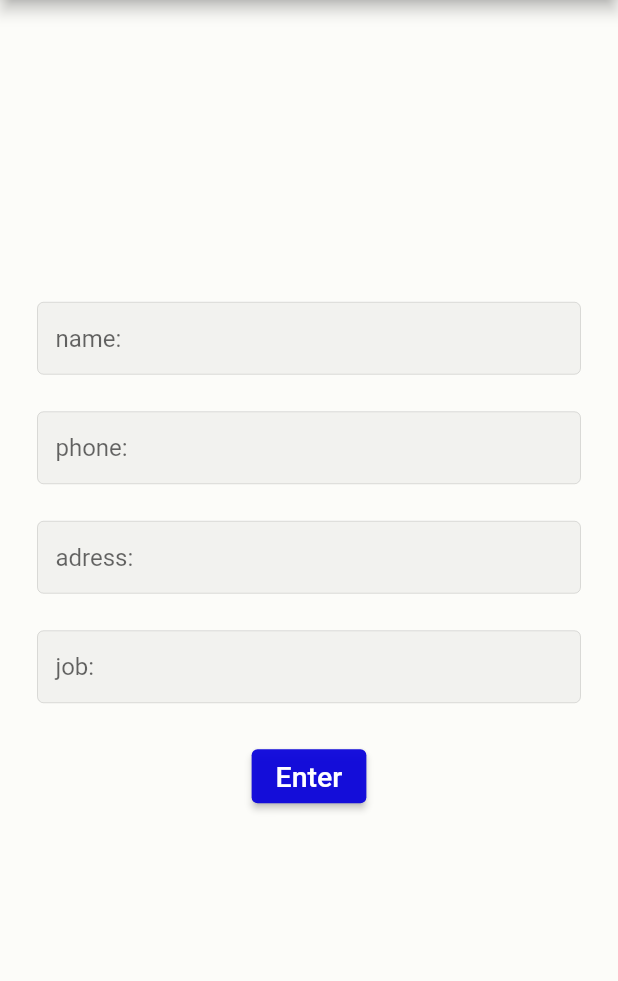
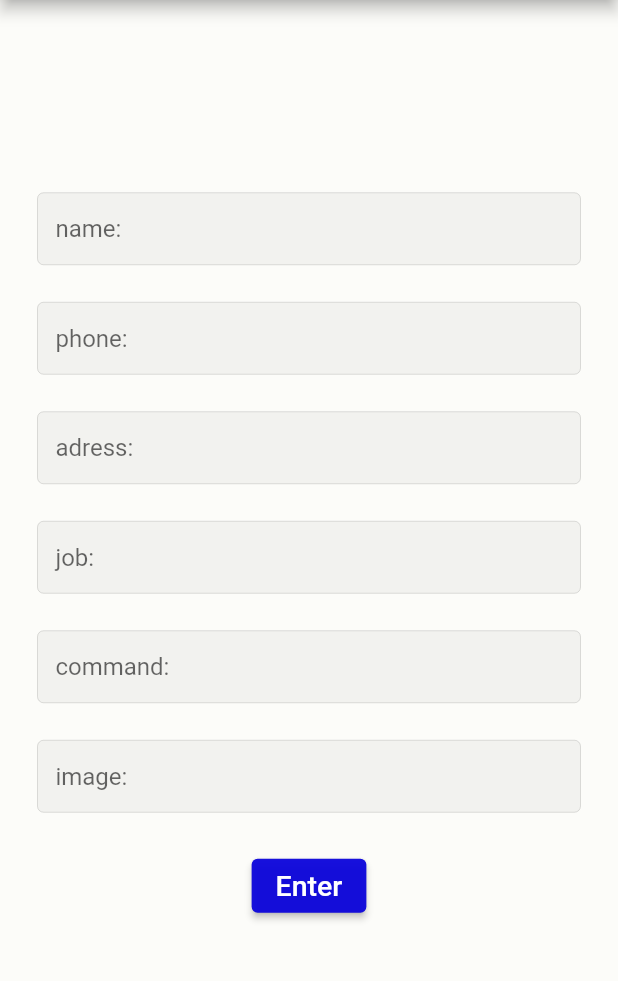
Before and after one commit to khhaki/atelier, a Flutter app: the detailcl screen opened directly, after a tap on "Enter", after a tap on the "add" icon, on a phone screen of 412 x 824 dp, the part 84-1065 px from its top. Run offline on Flutter 3.47's test engine with Material 2 defaults, Android fonts, the phone set to English and light mode, and no system bars; our stand-ins replace cloud_firestore, firebase_auth, firebase_core; accounts and stored records are empty.

Commit message:
complete client firebase path

```diff
--- a/lib/model/client.dart
+++ b/lib/model/client.dart
@@ -1,14 +1,17 @@
 class Client {
   String? name;
   String? phone;
-  DateTime? date;
+  String? adress;
+  String? job;
   String? command;
-  Client();
-  Map<String, dynamic> toJson() =>
-      {'name': name, 'phone': phone, 'date': date, 'command': command};
-  Client.fromSnapshot(snapshot)
-      : name = snapshot.data()['name'],
-        phone = snapshot.data()['phone'],
-        date = snapshot.data()['date'],
-        command = snapshot.data()['command'];
+  String? image;
+  String? idcl;
+  Client(
+      {required this.adress,
+      required this.command,
+      required this.image,
+      required this.job,
+      required this.name,
+      required this.phone,
+      required this.idcl});
 }
--- /dev/null
+++ b/lib/model/comand.dart
@@ -0,0 +1,11 @@
+class Comand {
+  String? title;
+  String? description;
+  String? image;
+
+  Comand({
+    required this.title,
+    required this.description,
+    required this.image,
+  });
+}
--- a/lib/screens/clientslist.dart
+++ b/lib/screens/clientslist.dart
@@ -1,13 +1,12 @@
 import 'package:fltratl/model/client.dart';
 import 'package:fltratl/screens/detailclient.dart';
+import 'package:fltratl/screens/detailcltwo.dart';
 import 'package:flutter/material.dart';
 import 'package:firebase_auth/firebase_auth.dart';
 import 'package:firebase_core/firebase_core.dart';
 import 'package:cloud_firestore/cloud_firestore.dart';
 
 class ClientLst extends StatefulWidget {
-  const ClientLst({super.key});
-
   @override
   State<ClientLst> createState() => _ClientLstState();
 }
@@ -23,15 +22,18 @@ class _ClientLstState extends State<ClientLst> {
 
     Listd.forEach((element) {
       setState(() {
-        clnts.add(element.data());
+        Map elll = element.data() as Map;
+        elll["id"] = element.id;
+
+        clnts.add(elll);
       });
     });
   }
 
-  List _clientsls = [];
   @override
   void initState() {
     getData();
+
     super.initState();
   }
 
@@ -51,18 +53,29 @@ class _ClientLstState extends State<ClientLst> {
           body: ListView.builder(
             itemCount: clnts.length,
             itemBuilder: (BuildContext context, int index) {
-              return ListTile(
-                title: Text(clnts[index]['name'].toString()),
+              return GestureDetector(
+                onTap: () {
+                  Client cllst = Client(
+                      adress: clnts[index]["adress"],
+                      command: clnts[index]["command"],
+                      image: clnts[index]["image"],
+                      job: clnts[index]["job"],
+                      name: clnts[index]["name"],
+                      phone: clnts[index]["phone"],
+                      idcl: clnts[index]["id"]);
+                  Navigator.push(
+                      context,
+                      MaterialPageRoute(
+                          builder: (context) => detailcltwo(
+                                detcl: cllst,
+                              )));
+                },
+                child: ListTile(
+                  title: Text(clnts[index]['name'].toString()),
+                ),
               );
             },
           )),
     );
   }
-
-  Future getClilst() async {
-    var data = await FirebaseFirestore.instance.collection('clients').get();
-    setState(() {
-      _clientsls = List.from(data.docs.map((doc) => Client.fromSnapshot(doc)));
-    });
-  }
 }
--- a/lib/screens/detailclient.dart
+++ b/lib/screens/detailclient.dart
@@ -19,8 +19,10 @@ class _detailclState extends State<detailcl> {
   final _clphone = TextEditingController();
   final _cladress = TextEditingController();
   final _cljob = TextEditingController();
-
+  final _climage = TextEditingController();
+  final _clcommand = TextEditingController();
   String formatter = DateTime.now().toString();
+  CollectionReference? lscomds;
 
   CollectionReference clientsref =
       FirebaseFirestore.instance.collection("clients");
@@ -32,6 +34,8 @@ class _detailclState extends State<detailcl> {
     _cljob.dispose();
     _clname.dispose();
     _clphone.dispose();
+    _climage.dispose();
+    _clcommand.dispose();
   }
 
   Widget build(BuildContext context) {
@@ -83,17 +87,41 @@ class _detailclState extends State<detailcl> {
                 SizedBox(
                   height: 25,
                 ),
+                MyTextfld(
+                  cntrlr: _clcommand,
+                  textInputTypee: TextInputType.text,
+                  obsc: false,
+                  hinttxt: " command:",
+                ),
+                SizedBox(
+                  height: 25,
+                ),
+                MyTextfld(
+                  cntrlr: _climage,
+                  textInputTypee: TextInputType.text,
+                  obsc: false,
+                  hinttxt: " image:",
+                ),
+                SizedBox(
+                  height: 25,
+                ),
                 ElevatedButton(
                   style: ButtonStyle(
                       backgroundColor: MaterialStateProperty.all(Btnblue)),
                   onPressed: () {
                     setState(() {
-                      clientsref.doc().set({
+                      DocumentReference motagha = clientsref.doc();
+                      motagha
+                          .collection('cmnds')
+                          .add({'those are:': 'commands'});
+                      motagha.set({
                         'name': _clname.text.trim(),
                         'phone': _clphone.text.trim(),
                         'adress': _cladress.text.trim(),
                         'job': _cljob.text.trim(),
-                        'date': formatter
+                        'date': formatter,
+                        'image': _climage.text.trim(),
+                        'comnds': lscomds,
                       });
                     });
                     Navigator.pushReplacement(context,
--- a/lib/screens/home.dart
+++ b/lib/screens/home.dart
@@ -4,6 +4,10 @@ import 'package:firebase_core/firebase_core.dart';
 import 'package:flutter/rendering.dart';
 import '../constant/colors.dart';
 import 'clientslist.dart';
+
+class clitem {
+  String? imgpath;
+}
 
 class Home extends StatefulWidget {
   const Home({super.key});
```
Also changed, not shown: lib/screens/detailcltwo.dart (added, +91 -0 lines), lib/screens/detailcom.dart (added, +112 -0 lines), lib/screens/detailcomtwo.dart (added, +21 -0 lines).
